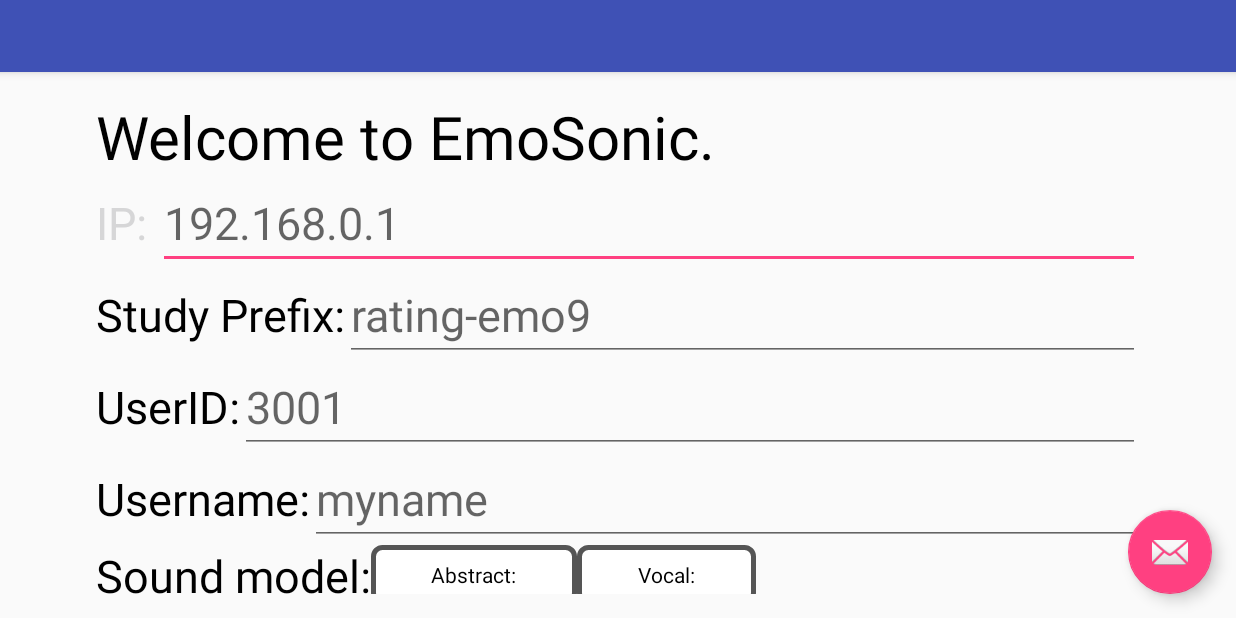
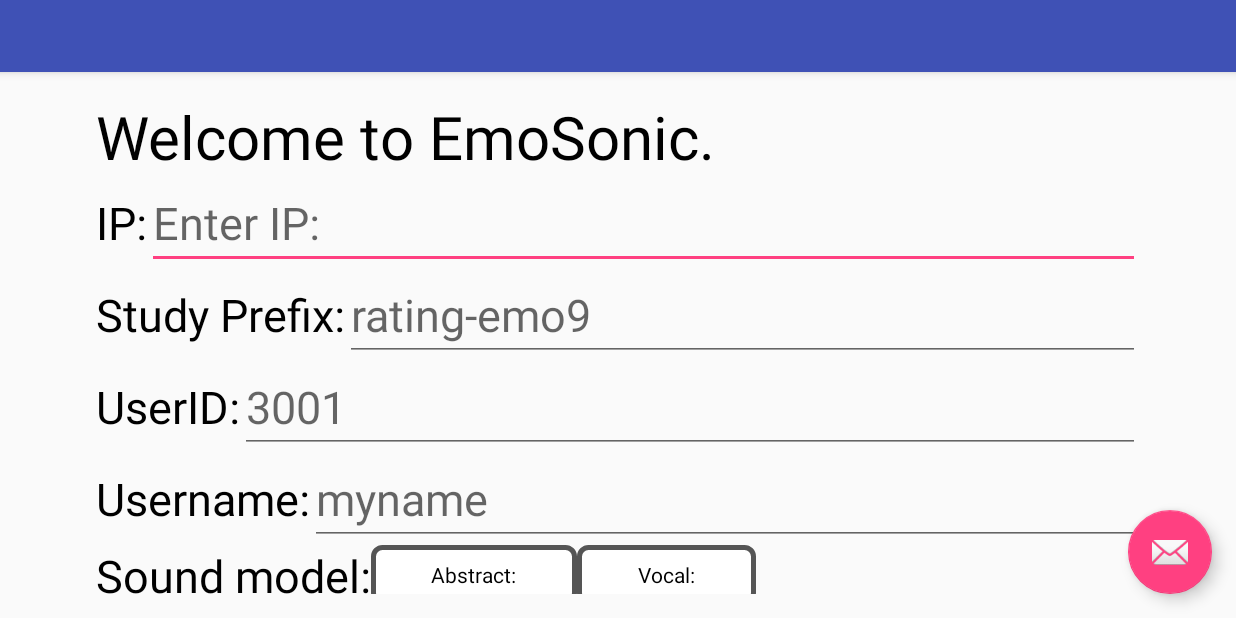
Before and after one commit to wiccy46/EmoSoundRatingControl, an Android app: the screen it shows after launch (MainActivity), on a phone screen of 824 x 412 dp (held sideways). Run offline under Robolectric (Android 15) with nearby library versions, the phone set to English and light mode, and no system bars.

Commit message:
One button to getIP

```diff
--- a/app/src/main/java/com/jiajunyang/emosoundratingcontrol/MainActivity.java
+++ b/app/src/main/java/com/jiajunyang/emosoundratingcontrol/MainActivity.java
@@ -6,9 +6,12 @@ import android.os.Bundle;
 import android.support.design.widget.FloatingActionButton;
 import android.support.design.widget.Snackbar;
 import android.support.v7.app.AppCompatActivity;
+import android.util.Log;
 import android.view.View;
 import android.view.Menu;
 import android.view.MenuItem;
+import android.widget.EditText;
+import android.widget.Toast;
 
 
 /*
@@ -19,6 +22,8 @@ import android.view.MenuItem;
 
 
 public class MainActivity extends AppCompatActivity {
+    boolean validIP;
+
 
     @Override
     protected void onCreate(Bundle savedInstanceState) {
@@ -56,11 +61,31 @@ public class MainActivity extends AppCompatActivity {
         return super.onOptionsItemSelected(item);
     }
 
+    public String getIP(){
+        String myIP;
+        EditText yourIP = (EditText) findViewById(R.id.ipText);
+        IPAddressValidator ipvalidator = new IPAddressValidator();
+        myIP = yourIP.getText().toString();
+        validIP = ipvalidator.validate(myIP);
+        return myIP;
+    }
+
     public void onStartButton(View view) {
+        String myIP = getIP();
 
-        if (view.getId() == R.id.StartTest) {
-            Intent i = new Intent(MainActivity.this, Test.class);
-            startActivity(i);
+        // Need to OSC the init info to python here.
+
+        if (validIP == true){
+            Toast.makeText(getApplicationContext(), "New IP is " + myIP, Toast.LENGTH_LONG).show();
+            if (view.getId() == R.id.StartTest) {
+                Intent i = new Intent(MainActivity.this, Test.class);
+                startActivity(i);
+            }
         }
+        else {
+            Toast.makeText(getApplicationContext(), "Invalid IP, correct format,e.g. 192.168.0.1, 255.255.255.255. Try again", Toast.LENGTH_LONG).show();
+        }
+
+
     }
 }
--- a/app/src/main/res/layout/content_main.xml
+++ b/app/src/main/res/layout/content_main.xml
@@ -22,7 +22,7 @@
         <LinearLayout
             android:orientation="vertical"
             android:layout_width="match_parent"
-            android:layout_height="match_parent">
+            android:layout_height="wrap_content">
 
             <LinearLayout
                 android:orientation="horizontal"
@@ -37,7 +37,6 @@
                     android:layout_height="wrap_content"
                     android:text="@string/welcome"
                     android:textSize="40sp"
-                    android:layout_alignParentTop="true"
                     android:layout_alignParentStart="true"
                     android:textColor="#000000" />
             </LinearLayout>
@@ -61,25 +60,27 @@
                     <TextView
                         android:layout_width="wrap_content"
                         android:layout_height="wrap_content"
-                        android:text="IP: "
+                        android:text="@string/ip"
                         android:id="@+id/ipViewHeader"
-                        android:textSize="30dp"
-                        android:textColor="@color/abc_input_method_navigation_guard" />
+                        android:textSize="30sp"
+                        android:textColor="#000000" />
 
                     <EditText
-                        android:id="@+id/ip_address"
-                        android:inputType="number|numberDecimal"
-                        android:digits="0123456789."
-                        android:layout_width="fill_parent"
+                        android:layout_width="0dp"
                         android:layout_height="wrap_content"
-                        android:textSize="30dp"
-                        android:onClick="enterIP"
-                        android:layout_alignParentBottom="true"
-                        android:layout_alignParentStart="true"
-                        android:hint="192.168.0.1" />
+                        android:id="@+id/ipText"
+                        android:layout_weight="1"
+                        android:hint="@string/enterIPHint"
+                        android:textSize="30sp" />
 
 
                 </LinearLayout>
+                <!--
+
+                          android:layout_alignParentBottom="true"
+                    android:layout_alignParentStart="true"
+  -->
+
 
                 <LinearLayout
                     android:orientation="horizontal"
@@ -90,7 +91,7 @@
 
                     <LinearLayout
                         android:orientation="horizontal"
-                        android:layout_width="match_parent"
+                        android:layout_width="0dp"
                         android:layout_height="match_parent"
                         android:layout_weight="0.5">
 
@@ -103,13 +104,12 @@
                             android:textColor="#000000" />
 
                         <EditText
-                            android:layout_width="wrap_content"
+                            android:layout_width="0dp"
                             android:layout_height="wrap_content"
                             android:id="@+id/prefixText"
                             android:layout_weight="1"
-                            android:hint="rating-emo9"
-                            android:onClick="enterPrefix"
-                            android:textSize="30dp" />
+                            android:hint="@string/prefixExample"
+                            android:textSize="30sp" />
                     </LinearLayout>
                 </LinearLayout>
 
@@ -125,18 +125,17 @@
                         android:layout_height="wrap_content"
                         android:text="@string/userid"
                         android:id="@+id/idViewHeader"
-                        android:textSize="30dp"
+                        android:textSize="30sp"
                         android:textColor="#000000" />
 
                     <EditText
-                        android:layout_width="wrap_content"
+                        android:layout_width="0dp"
                         android:layout_height="wrap_content"
                         android:inputType="number"
                         android:ems="10"
                         android:id="@+id/idText"
                         android:hint="3001"
-                        android:textSize="30dp"
-                        android:onClick="enterUserid"
+                        android:textSize="30sp"
                         android:layout_weight="1" />
                 </LinearLayout>
 
@@ -152,18 +151,17 @@
                         android:layout_height="wrap_content"
                         android:text="@string/username"
                         android:id="@+id/usernameViewHeader"
-                        android:textSize="30dp"
+                        android:textSize="30sp"
                         android:textColor="#000000" />
 
                     <EditText
-                        android:layout_width="wrap_content"
+                        android:layout_width="0dp"
                         android:layout_height="wrap_content"
                         android:id="@+id/uernameText"
                         android:layout_weight="1"
                         android:hint="@string/myname"
-                        android:onClick="enterMyname"
                         android:textIsSelectable="false"
-                        android:textSize="30dp" />
+                        android:textSize="30sp" />
 
                 </LinearLayout>
 
@@ -179,7 +177,7 @@
                         android:layout_height="wrap_content"
                         android:text="@string/soundmodel"
                         android:id="@+id/modelViewHeader"
-                        android:textSize="30dp"
+                        android:textSize="30sp"
                         android:textColor="#000000" />
 
                     <RadioGroup
@@ -245,7 +243,7 @@
                             android:layout_height="wrap_content"
                             android:text="@string/run"
                             android:id="@+id/runViewHeader"
-                            android:textSize="30dp"
+                            android:textSize="30sp"
                             android:textColor="#000000" />
 
                         <EditText
@@ -255,8 +253,7 @@
                             android:ems="10"
                             android:id="@+id/runText"
                             android:hint="0"
-                            android:textSize="30dp"
-                            android:onClick="enterRun" />
+                            android:textSize="30sp" />
                     </LinearLayout>
 
                     <LinearLayout
@@ -270,7 +267,7 @@
                             android:layout_height="wrap_content"
                             android:text="@string/nrstim"
                             android:id="@+id/runView"
-                            android:textSize="30dp"
+                            android:textSize="30sp"
                             android:textColor="#000000" />
 
                         <EditText
@@ -280,8 +277,7 @@
                             android:ems="10"
                             android:id="@+id/nrstimText"
                             android:hint="0"
-                            android:textSize="30dp"
-                            android:onClick="enterNrstim" />
+                            android:textSize="30sp" />
                     </LinearLayout>
 
                 </LinearLayout>
@@ -302,7 +298,7 @@
                     android:id="@+id/StartTest"
                     android:layout_centerVertical="true"
                     android:layout_centerHorizontal="true"
-                    android:textSize="50dp"
+                    android:textSize="50sp"
                     android:onClick="onStartButton" />
             </LinearLayout>
         </LinearLayout>
--- a/app/src/main/res/values/strings.xml
+++ b/app/src/main/res/values/strings.xml
@@ -27,6 +27,7 @@
 
     <!--
       This part is for the main page information enter.
+
       -->
     <string name="welcome">Welcome to EmoSonic.</string>
     <string name="startTest">Begin</string>
@@ -39,4 +40,6 @@
     <string name="nrstim">NrStim: </string>
     <string name="abs">Abstract: </string>
     <string name="vocal">Vocal: </string>
+    <string name="ip">IP: </string>
+    <string name="prefixExample">rating-emo9</string>
 </resources>
```
